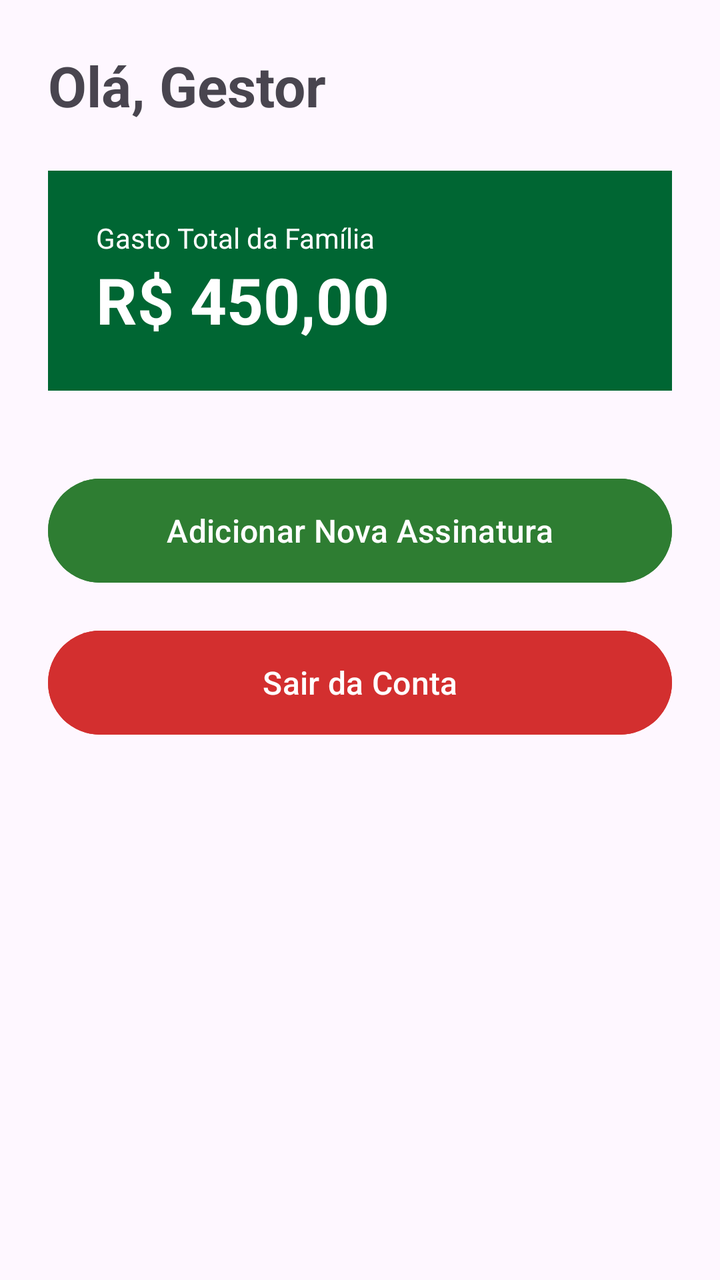
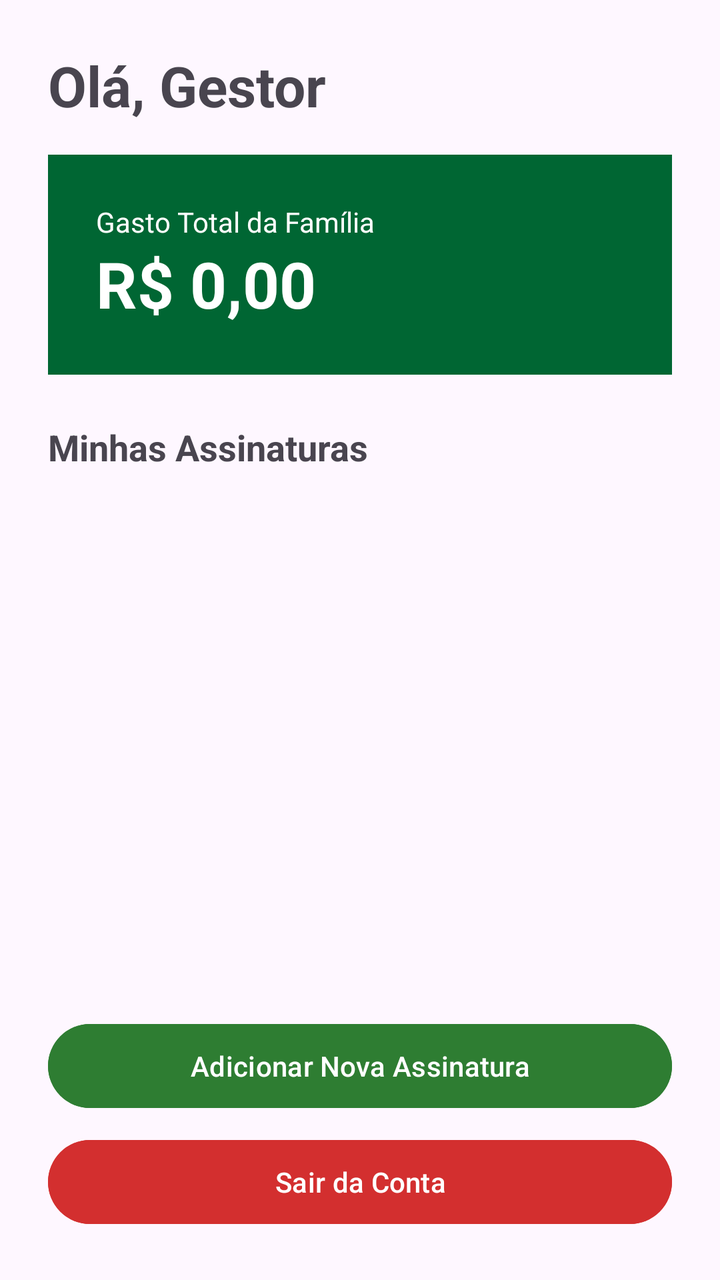

Screens rendered from an Android XML layout before and after an edit, with the pre-edit source and the edit as a unified diff.
<!-- AndroidManifest.xml: application theme Theme.AssinaFamilia -->
<!-- res/layout/activity_dashboard.xml -->
<?xml version="1.0" encoding="utf-8"?>
<androidx.constraintlayout.widget.ConstraintLayout xmlns:android="http://schemas.android.com/apk/res/android"
    xmlns:app="http://schemas.android.com/apk/res-auto"
    xmlns:tools="http://schemas.android.com/tools"
    android:layout_width="match_parent"
    android:layout_height="match_parent"
    android:padding="24dp">

    <TextView
        android:id="@+id/textBoasVindas"
        android:layout_width="wrap_content"
        android:layout_height="wrap_content"
        android:text="@string/ola_gestor"
        android:textSize="28sp"
        android:textStyle="bold"
        app:layout_constraintStart_toStartOf="parent"
        app:layout_constraintTop_toTopOf="parent" />

    <LinearLayout
        android:id="@+id/cardSaldo"
        android:layout_width="0dp"
        android:layout_height="wrap_content"
        android:layout_marginTop="24dp"
        android:background="#006633"
        android:orientation="vertical"
        android:padding="24dp"
        app:layout_constraintEnd_toEndOf="parent"
        app:layout_constraintStart_toStartOf="parent"
        app:layout_constraintTop_toBottomOf="@+id/textBoasVindas">

        <TextView
            android:layout_width="wrap_content"
            android:layout_height="wrap_content"
            android:text="@string/gasto_total_da_familia"
            android:textColor="#FFFFFF"
            android:textSize="14sp" />

        <TextView
            android:layout_width="wrap_content"
            android:layout_height="wrap_content"
            android:text="@string/valor_exemplo"
            android:textColor="#FFFFFF"
            android:textSize="32sp"
            android:textStyle="bold" />
    </LinearLayout>

    <Button
        android:id="@+id/btnIrParaNovaAssinatura"
        android:layout_width="0dp"
        android:layout_height="60dp"
        android:layout_marginTop="40dp"
        android:backgroundTint="#2E7D32"
        android:text="@string/nova_assinatura"
        android:textColor="#FFFFFF"
        android:textSize="16sp"
        app:layout_constraintEnd_toEndOf="parent"
        app:layout_constraintStart_toStartOf="parent"
        app:layout_constraintTop_toBottomOf="@+id/cardSaldo" />

    <Button
        android:id="@+id/btnSair"
        android:layout_width="0dp"
        android:layout_height="60dp"
        android:layout_marginTop="16dp"
        android:backgroundTint="#D32F2F"
        android:text="@string/sair_da_conta"
        android:textColor="#FFFFFF"
        android:textSize="16sp"
        app:layout_constraintEnd_toEndOf="parent"
        app:layout_constraintStart_toStartOf="parent"
        app:layout_constraintTop_toBottomOf="@+id/btnIrParaNovaAssinatura" />

</androidx.constraintlayout.widget.ConstraintLayout>
<!-- resources referenced by this layout -->
<resources>
  <string name="gasto_total_da_familia">Gasto Total da Família</string>
  <string name="nova_assinatura">Adicionar Nova Assinatura</string>
  <string name="ola_gestor">Olá, Gestor</string>
  <string name="sair_da_conta">Sair da Conta</string>
  <string name="valor_exemplo">R$ 450,00</string>
  <style name="Theme.AssinaFamilia" parent="Base.Theme.AssinaFamilia" />
  <style name="Base.Theme.AssinaFamilia" parent="Theme.Material3.DayNight.NoActionBar">
          
          
      </style>
</resources>

<!-- the commit's change to res/layout/activity_dashboard.xml (unified diff, before → after) -->
@@ -6,6 +6,7 @@
     android:layout_height="match_parent"
     android:padding="24dp">
 
+    
     <TextView
         android:id="@+id/textBoasVindas"
         android:layout_width="wrap_content"
@@ -20,7 +21,7 @@
         android:id="@+id/cardSaldo"
         android:layout_width="0dp"
         android:layout_height="wrap_content"
-        android:layout_marginTop="24dp"
+        android:layout_marginTop="16dp"
         android:background="#006633"
         android:orientation="vertical"
         android:padding="24dp"
@@ -36,6 +37,7 @@
             android:textSize="14sp" />
 
         <TextView
+            android:id="@+id/txtGastoTotal"
             android:layout_width="wrap_content"
             android:layout_height="wrap_content"
             android:text="@string/valor_exemplo"
@@ -44,30 +46,49 @@
             android:textStyle="bold" />
     </LinearLayout>
 
+    <TextView
+        android:id="@+id/textMinhasAssinaturas"
+        android:layout_width="wrap_content"
+        android:layout_height="wrap_content"
+        android:layout_marginTop="24dp"
+        android:text="@string/minhas_assinaturas"
+        android:textSize="18sp"
+        android:textStyle="bold"
+        app:layout_constraintStart_toStartOf="parent"
+        app:layout_constraintTop_toBottomOf="@+id/cardSaldo" />
+
+    <androidx.recyclerview.widget.RecyclerView
+        android:id="@+id/recyclerViewAssinaturas"
+        android:layout_width="0dp"
+        android:layout_height="0dp"
+        android:layout_marginTop="8dp"
+        android:layout_marginBottom="16dp"
+        app:layout_constraintBottom_toTopOf="@+id/btnIrParaNovaAssinatura"
+        app:layout_constraintEnd_toEndOf="parent"
+        app:layout_constraintStart_toStartOf="parent"
+        app:layout_constraintTop_toBottomOf="@+id/textMinhasAssinaturas" />
+
     <Button
         android:id="@+id/btnIrParaNovaAssinatura"
         android:layout_width="0dp"
-        android:layout_height="60dp"
-        android:layout_marginTop="40dp"
+        android:layout_height="50dp"
+        android:layout_marginBottom="8dp"
         android:backgroundTint="#2E7D32"
-        android:text="@string/nova_assinatura"
+        android:text="@string/adicionar_nova_assinatura"
         android:textColor="#FFFFFF"
-        android:textSize="16sp"
+        app:layout_constraintBottom_toTopOf="@+id/btnSair"
         app:layout_constraintEnd_toEndOf="parent"
-        app:layout_constraintStart_toStartOf="parent"
-        app:layout_constraintTop_toBottomOf="@+id/cardSaldo" />
+        app:layout_constraintStart_toStartOf="parent" />
 
     <Button
         android:id="@+id/btnSair"
         android:layout_width="0dp"
-        android:layout_height="60dp"
-        android:layout_marginTop="16dp"
+        android:layout_height="50dp"
         android:backgroundTint="#D32F2F"
         android:text="@string/sair_da_conta"
         android:textColor="#FFFFFF"
-        android:textSize="16sp"
+        app:layout_constraintBottom_toBottomOf="parent"
         app:layout_constraintEnd_toEndOf="parent"
-        app:layout_constraintStart_toStartOf="parent"
-        app:layout_constraintTop_toBottomOf="@+id/btnIrParaNovaAssinatura" />
+        app:layout_constraintStart_toStartOf="parent" />
 
 </androidx.constraintlayout.widget.ConstraintLayout>
<!-- resource entries referenced after the edit -->
@@ -1,10 +1,11 @@
 <!-- resources referenced by this layout -->
 <resources>
+  <string name="adicionar_nova_assinatura">Adicionar Nova Assinatura</string>
   <string name="gasto_total_da_familia">Gasto Total da Família</string>
-  <string name="nova_assinatura">Adicionar Nova Assinatura</string>
+  <string name="minhas_assinaturas">Minhas Assinaturas</string>
   <string name="ola_gestor">Olá, Gestor</string>
   <string name="sair_da_conta">Sair da Conta</string>
-  <string name="valor_exemplo">R$ 450,00</string>
+  <string name="valor_exemplo">R$ 0,00</string>
   <style name="Theme.AssinaFamilia" parent="Base.Theme.AssinaFamilia" />
   <style name="Base.Theme.AssinaFamilia" parent="Theme.Material3.DayNight.NoActionBar">
           
